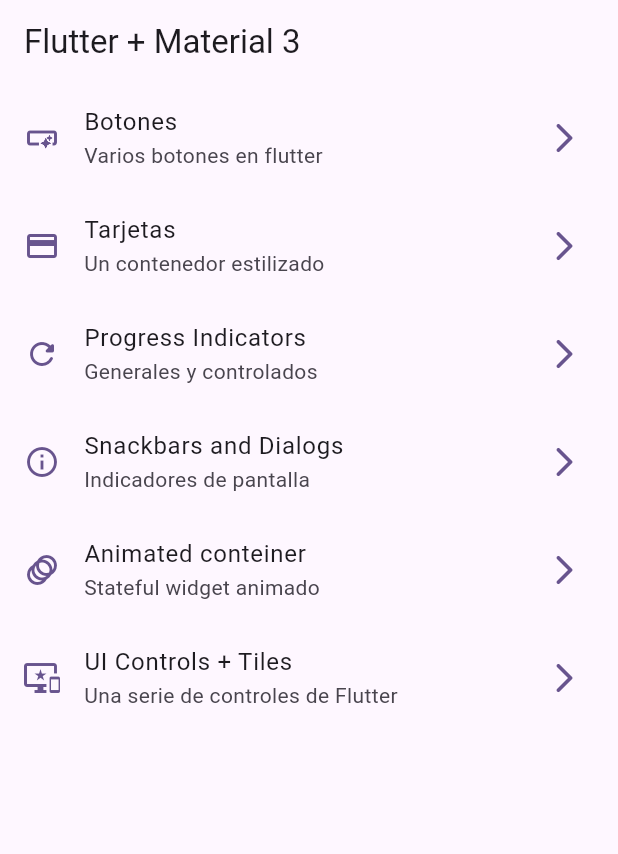
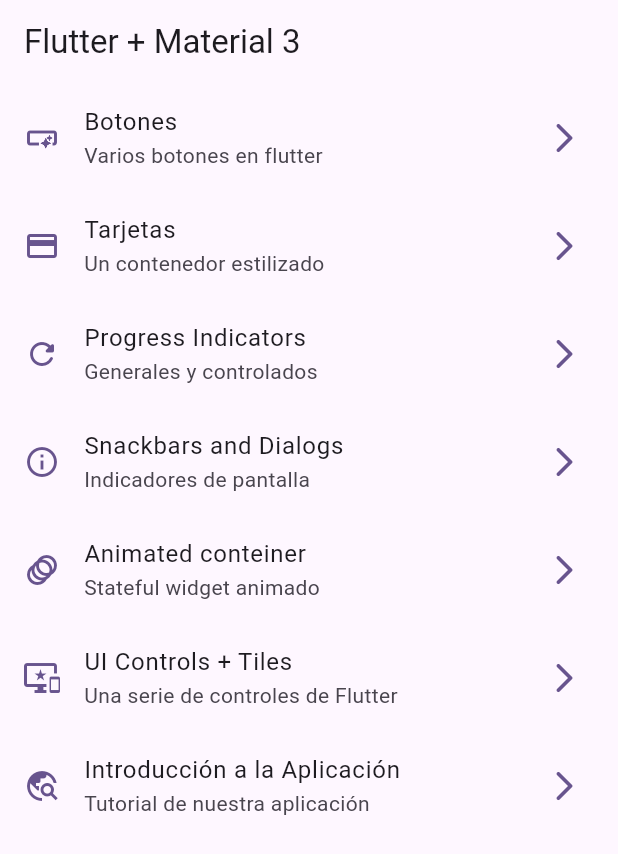
Before and after one commit to rodriandres/flutter-widgets-app, a Flutter app: the screen it shows after launch, on a phone screen of 412 x 824 dp. Shown: the top 854 px of the screen. Run offline on Flutter 3.47's test engine with Material 3 defaults, Android fonts, the phone set to English and light mode, and no system bars; our stand-ins replace go_router.

```diff
--- a/lib/config/menu/menu_items.dart
+++ b/lib/config/menu/menu_items.dart
@@ -61,4 +61,11 @@ const appMenuItems = <MenuItem> [
     link: '/ui-controls',
     icon: Icons.important_devices_outlined,
   ),
+
+  MenuItem(
+    title: 'Introducción a la Aplicación',
+    subTitle: 'Tutorial de nuestra aplicación',
+    link: '/tutorial',
+    icon: Icons.travel_explore_outlined,
+  ),
 ];
--- a/lib/config/router/app_router.dart
+++ b/lib/config/router/app_router.dart
@@ -39,5 +39,11 @@ final appRouter = GoRouter(
       path: '/ui-controls',
       builder: (context, state) => UiControlsScreen(),
     ),
+    GoRoute(
+      name: AppTutorialScreen.name,
+      path: '/tutorial',
+      builder: (context, state) => AppTutorialScreen(),
+    ),
+
   ]
 );
--- a/lib/presentations/screens/app_tutorial/app_tutorial_screen.dart
+++ b/lib/presentations/screens/app_tutorial/app_tutorial_screen.dart
@@ -7,6 +7,10 @@ class AppTutorialScreen extends StatelessWidget {
 
   @override
   Widget build(BuildContext context) {
-    return Container();
+    return Scaffold(
+      appBar: AppBar(
+        title: const Text('Tutorial'),
+      ),
+    );
   }
 }
--- a/pubspec.yaml
+++ b/pubspec.yaml
@@ -18,3 +18,6 @@ dev_dependencies:
 
 flutter:
   uses-material-design: true
+
+assets:
+  -assets/images/
```
Also changed, not shown: assets/Images/1.png (added), assets/Images/2.png (added), assets/Images/3.png (added), assets/Images/jar-loading.gif (added).
